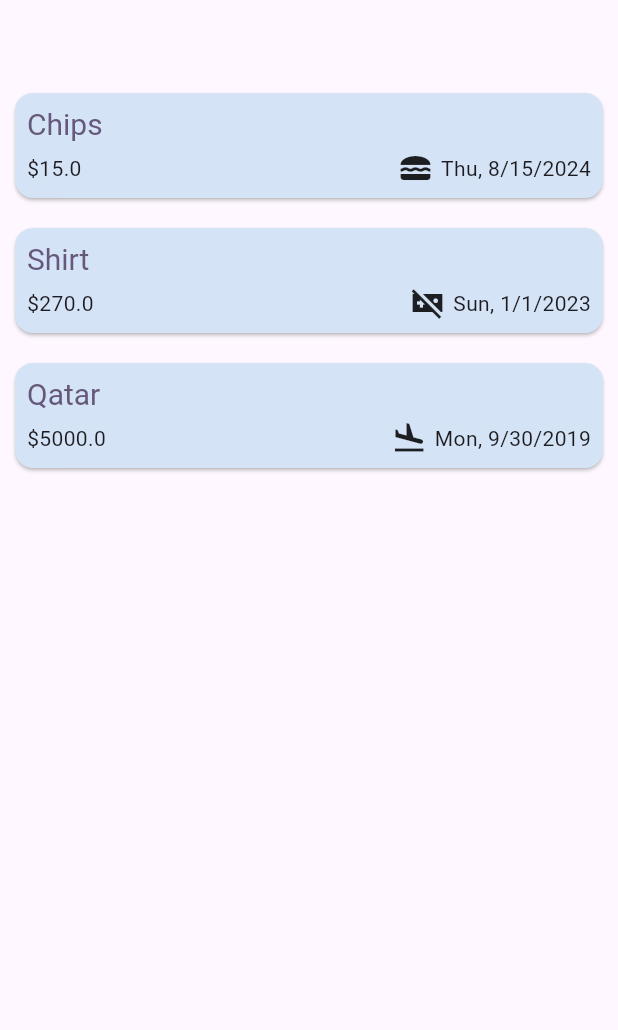
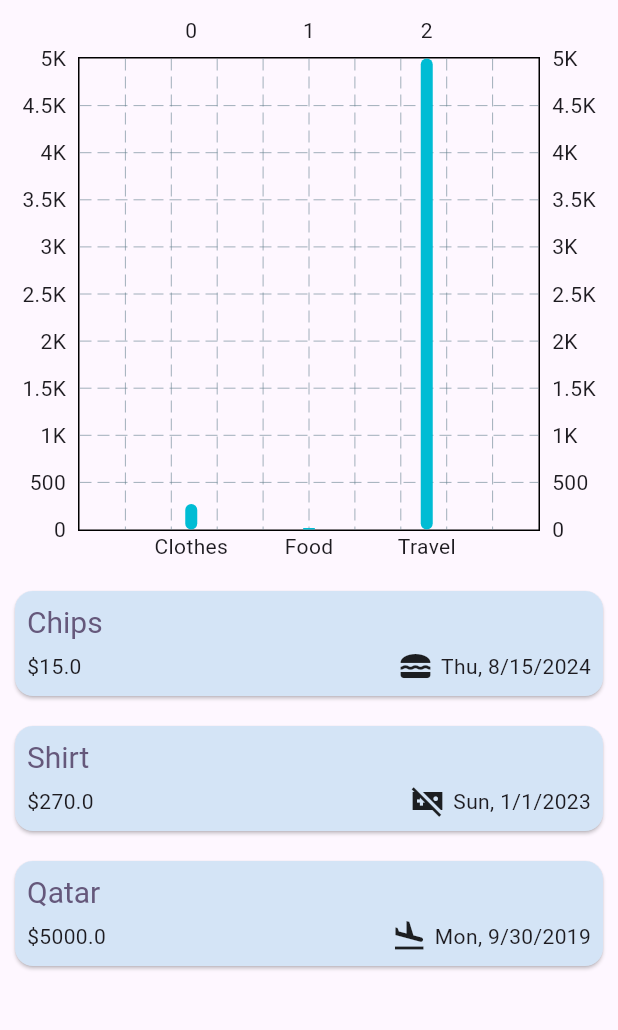
Before and after one commit to ReemHassan578/Flutter_projects, a Flutter app: the screen it shows after launch, on a phone screen of 412 x 824 dp, the part 84-1114 px from its top. Run offline on Flutter 3.47's test engine with Material 3 defaults, Android fonts, the phone set to English and light mode, and no system bars; drawn by our look-alikes of fl_chart.

Commit message:
add feature

```diff
--- a/ExpensesApp/expeses/lib/chart.dart
+++ b/ExpensesApp/expeses/lib/chart.dart
@@ -1,24 +1,19 @@
-import 'dart:developer';
 
 import 'package:flutter/material.dart';
 
+import 'chart_bar.dart';
 import 'models/clothes.dart';
 import 'models/food.dart';
 import 'models/travel.dart';
 
 class Chart extends StatelessWidget {
-  const Chart({super.key});
-
-  void drawChart() {
-    double maxTotalExpenses =
+  double maxTotalExpenses=0;
+   Chart({super.key}){ maxTotalExpenses =
         (Travel.total < Food.total && Food.total > Clothes.total)
             ? Food.total
-            : ((Travel.total > Clothes.total) ? Travel.total : Clothes.total);
+            : ((Travel.total > Clothes.total) ? Travel.total : Clothes.total);}
 
-    log('${Travel.total}');
-    log('${Food.total}');
-    log('${Clothes.total}');
-  }
+
 
   @override
   Widget build(BuildContext context) {
@@ -26,13 +21,49 @@
       width: double.infinity,
       padding: const EdgeInsets.all(10),
       margin: const EdgeInsets.all(16),
-      child: const Column(
+      child:   Column(
         children: [
           Expanded(
-            child: Row(
-              children: [],
+            child: Row( crossAxisAlignment: CrossAxisAlignment.end,
+              children: [
+                Expanded(child: ChartBar(Clothes.total==0? 0 : Clothes.total/maxTotalExpenses)),
+                const SizedBox(width:20),
+                Expanded(child: ChartBar(Food.total==0? 0 : Food.total/maxTotalExpenses)),
+                 const SizedBox(width:20),
+                Expanded(child: ChartBar(Travel.total==0? 0 : Travel.total/maxTotalExpenses)),
+              ],
             ),
-          )
+          ),const SizedBox(height:10),
+        const Expanded(
+          child: Row(
+            children: [
+              Expanded(
+                child: Row(mainAxisAlignment: MainAxisAlignment.center,
+                  children: [
+                    Icon(Clothes.ic),
+                    Text(Clothes.cat),
+                  ],
+                ),
+              ),
+              Expanded(
+                child: Row( mainAxisAlignment: MainAxisAlignment.center,
+                  children: [
+                    Icon(Food.ic),
+                    Text(Food.cat),
+                  ],
+                ),
+              ),
+              Expanded(
+                child: Row(mainAxisAlignment: MainAxisAlignment.center,
+                  children: [
+                    Icon(Travel.ic),
+                    Text(Travel.cat),
+                  ],
+                ),
+              ),
+            ],
+          ),
+        )
         ],
       ),
     );
--- a/ExpensesApp/expeses/lib/home.dart
+++ b/ExpensesApp/expeses/lib/home.dart
@@ -2,8 +2,8 @@
 
 import 'package:flutter/material.dart';
 
-
-import 'chart.dart';
+import 'package:fl_chart/fl_chart.dart';
+//import 'chart.dart';
 import 'expenses_list.dart';
 import 'models/expense.dart';
 import '../models/clothes.dart';
@@ -19,21 +19,20 @@
 }
 
 class _HomeState extends State<Home> {
-  final List<Expense> e=[
-Food( product: 'Chips', amount: 15.0, purchasedate: DateTime.now()),
-Clothes( product: 'Shirt', amount: 270.0, purchasedate: DateTime(2023)),
-Travel( product: 'Qatar', amount: 5000.0, purchasedate: DateTime(2019,9,30)),
+  final List<Expense> e = [
+    Food(product: 'Chips', amount: 15.0, purchasedate: DateTime.now()),
+    Clothes(product: 'Shirt', amount: 270.0, purchasedate: DateTime(2023)),
+    Travel(
+        product: 'Qatar', amount: 5000.0, purchasedate: DateTime(2019, 9, 30)),
   ];
 
- void addExpense(Expense ex){
+  void addExpense(Expense ex) {
     setState(() {
       e.add(ex);
     });
-
-
   }
 
- void removeExpense(Expense ex){
+  void removeExpense(Expense ex) {
     setState(() {
       e.remove(ex);
     });
@@ -47,29 +46,71 @@
             IconButton(
               icon: const Icon(Icons.add),
               onPressed: () {
-              showModalBottomSheet(isDismissible:false ,
+                showModalBottomSheet(
+                    isDismissible: false,
                     context: context,
                     builder: (cntx) {
-                    return   NewExpense(addExpense: addExpense );
-
+                      return NewExpense(addExpense: addExpense);
                     });
               },
             ),
           ],
-        title: const Center(child:Text("Expense Tracker ")),
+          title: const Center(child: Text("Expense Tracker ")),
         ),
-      body:  Center(
+        body: Center(
             child: Column(
           children: [
-            Chart()
-            ,
             Expanded(
-              child: ExpensesList(e,removeExpense),
+              child: //Chart()
+                  Padding(
+                padding: const EdgeInsets.all(8.0),
+                child: BarChart(
+                  BarChartData(
+                    barGroups: [
+                      BarChartGroupData(x: 0, barRods: [
+                        BarChartRodData(toY: Clothes.total),
+
+                      ]),
+                      BarChartGroupData(x: 1, barRods: [
+
+                        BarChartRodData(toY: Food.total),
+
+                      ]),
+                      BarChartGroupData(x: 2, barRods: [
+
+                        BarChartRodData(toY: Travel.total),
+                      ]),
+                    ],
+                    titlesData: FlTitlesData(
+                      bottomTitles: AxisTitles(
+                        sideTitles: SideTitles(showTitles: true,  getTitlesWidget: (value, meta) {
+                         switch(value.toInt())
+                         {
+                          case 0 : return const Text('Clothes');
+                        case 1 :  return const Text('Food');
+                         case 2 : return const Text('Travel');
+                         default: return const Text('');
+                         }
+
+                        },)
+                      )
+                    )
+                  ),
+
+                ),
+              ),
+            ),
+            Expanded(
+              child: ExpensesList(e, removeExpense),
             ),
           ],
-        ),
-      ),
-    );
+        )));
+  }
 }
 
+class ExpenseData {
+  final String cat;
+  final double total;
+
+  ExpenseData(this.cat, this.total);
 }
--- a/ExpensesApp/expeses/pubspec.yaml
+++ b/ExpensesApp/expeses/pubspec.yaml
@@ -37,6 +37,9 @@
   cupertino_icons: ^1.0.2
   uuid: ^4.2.2
   intl: ^0.19.0
+  fl_chart: ^0.68.0
+
+
 
 dev_dependencies:
   flutter_test:
@@ -47,7 +50,7 @@
   # activated in the `analysis_options.yaml` file located at the root of your
   # package. See that file for information about deactivating specific lint
   # rules and activating additional ones.
-  flutter_lints: ^2.0.0
+  flutter_lints: ^4.0.0
 
 # For information on the generic Dart part of this file, see the
 # following page: https://dart.dev/tools/pub/pubspec
```
Also changed, not shown: ExpensesApp/expeses/lib/chart_bar.dart (+21 -0 lines), ExpensesApp/expeses/pubspec.lock. Lines whose indentation alone changed are shown as unchanged.
